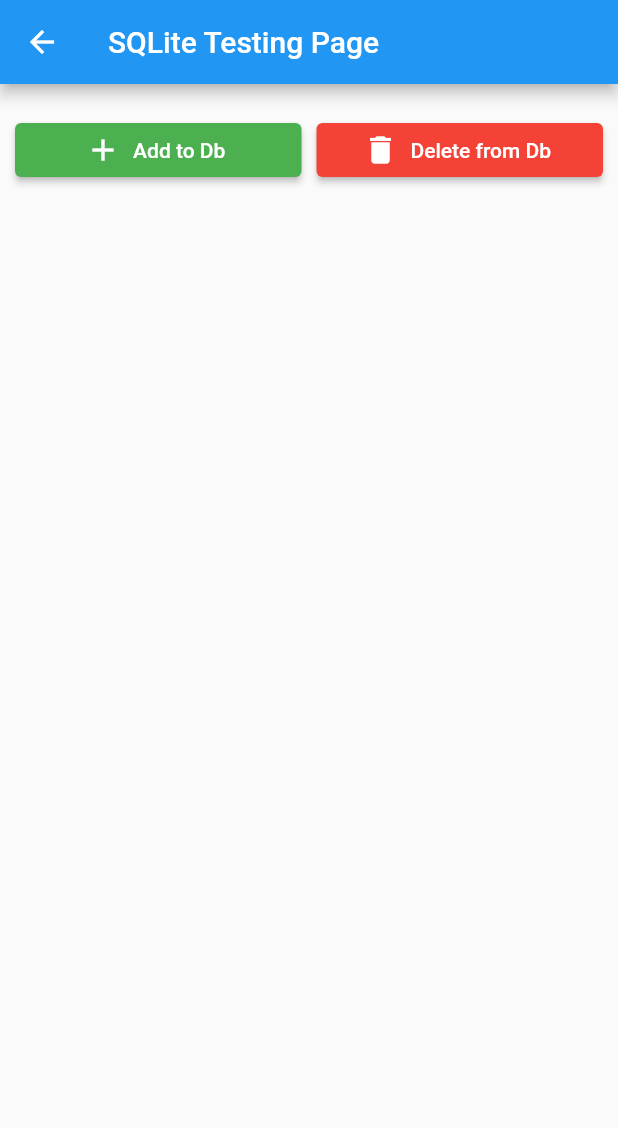
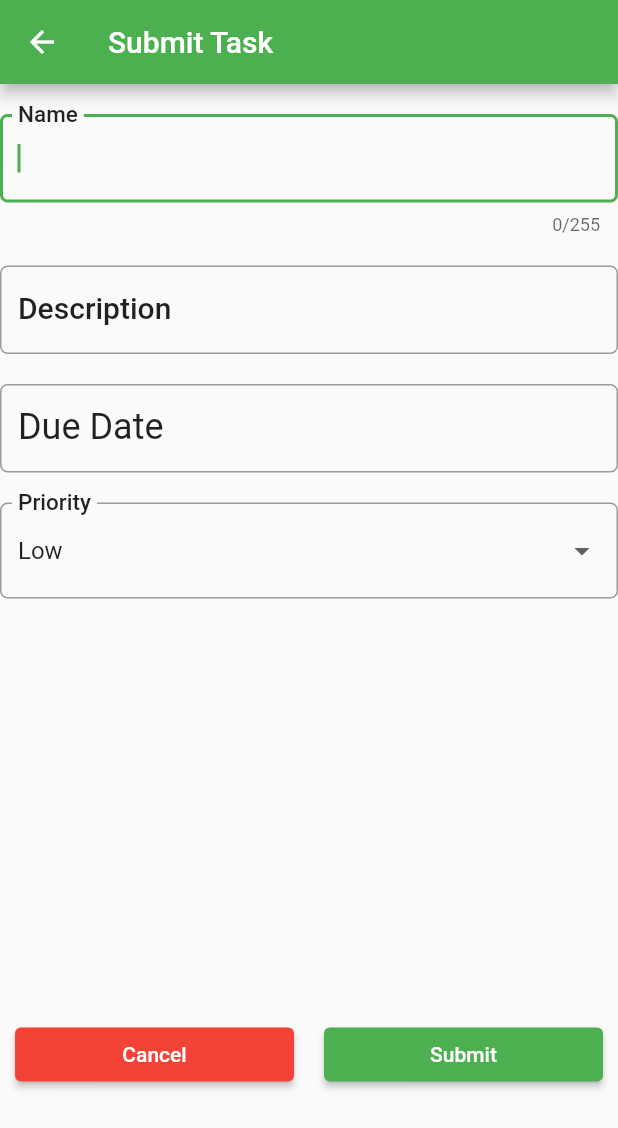
Before and after one commit to justamanpop/my_todo_list, a Flutter app: the screen it shows after launch, after a tap on the "add" icon, on a phone screen of 412 x 824 dp. Shown: the top 1128 px of the screen. Run offline on Flutter 3.47's test engine with Material 2 defaults, Android fonts, the light colour scheme and no system bars; drawn by our look-alikes of date_field; our stand-ins replace sqflite; accounts and stored records are empty.

Commit message:
made UI for add or edit task page

```diff
--- /dev/null
+++ b/lib/UI/AddOrEditTask.dart
@@ -0,0 +1,139 @@
+import 'package:flutter/material.dart';
+import 'package:my_todo_list/Models/Task.dart';
+import 'package:date_field/date_field.dart';
+
+class AddOrEditTask extends StatefulWidget {
+  final Task task;
+
+  AddOrEditTask(this.task);
+
+  @override
+  _AddOrEditTaskState createState() => _AddOrEditTaskState(task);
+}
+
+class _AddOrEditTaskState extends State<AddOrEditTask> {
+  Task task;
+
+  _AddOrEditTaskState(this.task);
+
+  var formKey = GlobalKey<FormState>();
+  String dropdownValue = "Low";
+
+  @override
+  Widget build(BuildContext context) {
+    return Scaffold(
+      appBar: AppBar(
+        title: Text('Submit Task'),
+      ),
+      body: Container(
+          child: Form(
+        key: formKey,
+        child: Wrap(
+          children: [Column(
+            children: <Widget>[
+              SizedBox(
+                height: 20,
+              ),
+              TextFormField(
+                autofocus: true,
+                maxLength: 255,
+                initialValue: task.name,
+                decoration: InputDecoration(
+                    labelText: "Name",
+                    labelStyle: Theme.of(context).textTheme.headline6,
+                    border: OutlineInputBorder(
+                      borderRadius: BorderRadius.circular(5.0),
+                    )),
+              ),
+              SizedBox(
+                height: 20,
+              ),
+              TextFormField(
+                initialValue: task.name,
+                decoration: InputDecoration(
+                    labelText: "Description",
+                    labelStyle: Theme.of(context).textTheme.headline6,
+                    border: OutlineInputBorder(
+                      borderRadius: BorderRadius.circular(5.0),
+                    )),
+              ),
+              SizedBox(
+                height: 20,
+              ),
+              DateTimeFormField(
+                decoration: InputDecoration(
+                    labelText: "Due Date",
+                    labelStyle: Theme.of(context).textTheme.headline5,
+                    border: OutlineInputBorder(
+                      borderRadius: BorderRadius.circular(5.0),
+                    )),
+                mode: DateTimeFieldPickerMode.dateAndTime,
+              ),
+              SizedBox(
+                height: 20,
+              ),
+              FormField<String>(
+                builder: (FormFieldState<String> state) {
+                  return InputDecorator(
+                    decoration: InputDecoration(
+                        labelStyle: Theme.of(context).textTheme.headline6,
+                        errorStyle:
+                            TextStyle(color: Colors.redAccent, fontSize: 16.0),
+                        labelText: 'Priority',
+                        border: OutlineInputBorder(
+                            borderRadius: BorderRadius.circular(5.0))),
+                    isEmpty: dropdownValue == '',
+                    child: DropdownButtonHideUnderline(
+                      child: DropdownButton<String>(
+                        value: dropdownValue,
+                        isDense: true,
+                        onChanged: (String? newVal) {
+                          setState(() {
+                            dropdownValue = newVal.toString();
+                          });
+                        },
+                        items: Task.priorities.map((String value) {
+                          return DropdownMenuItem<String>(
+                            value: value,
+                            child: Text(value),
+                          );
+                        }).toList(),
+                      ),
+                    ),
+                  );
+                },
+              ),
+              SizedBox(
+                height: 280,
+              ),
+              Row(
+                children: <Widget>[
+                  SizedBox(width: 10),
+                  Expanded(
+                      child: ElevatedButton(
+                          style: ElevatedButton.styleFrom(
+                            primary: Colors.red,
+                          ),
+                          onPressed: () {
+                            Navigator.pop(context);
+                          },
+                          child: Text('Cancel'))),
+                  SizedBox(
+                    width: 20,
+                  ),
+                  Expanded(
+                      child: ElevatedButton(
+                          onPressed: () {
+                            Navigator.pop(context);
+                          },
+                          child: Text('Submit'))),
+                  SizedBox(width: 10),
+                ],
+              ),
+            ],
+          ),
+        ]),
+      )),
+    );
+  }
+}
--- a/lib/UI/TaskList.dart
+++ b/lib/UI/TaskList.dart
@@ -1,4 +1,5 @@
 import 'package:flutter/material.dart';
+import 'package:my_todo_list/UI/AddOrEditTask.dart';
 import 'package:my_todo_list/UI/SqlTest.dart';
 import 'package:my_todo_list/utils/sqlutil.dart';
 import 'package:my_todo_list/Models/Task.dart';
@@ -45,7 +46,7 @@
             child: Icon(Icons.add),
             onPressed: () => Navigator.push(
               context,
-              MaterialPageRoute(builder: (context) => SqlTest()),
+              MaterialPageRoute(builder: (context) => AddOrEditTask(Task('','','',3))),
               // (Route<dynamic> route) => false,
             ),
           ),
--- a/pubspec.yaml
+++ b/pubspec.yaml
@@ -25,7 +25,7 @@
     sdk: flutter
   sqflite: ^2.0.0+3
   path_provider: ^2.0.2
-
+  date_field: ^2.0.1
 
   # The following adds the Cupertino Icons font to your application.
   # Use with the CupertinoIcons class for iOS style icons.
```
Also changed, not shown: pubspec.lock.
